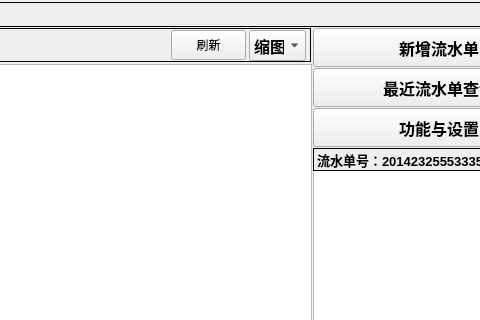
Before: the Qt Designer form mainwindow.ui in xzhy527/qtCanyin, drawn with Qt 5; both pictures show x 459 to 939 and y 0 to 320 of the 1024 by 768 pixel window.
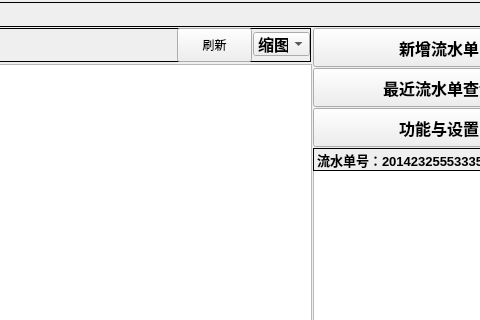
After: the same form once the commit is applied.

Patch:
```diff
--- a/mainwindow.ui
+++ b/mainwindow.ui
@@ -88,10 +88,10 @@
     <widget class="QPushButton" name="refreshbtn">
      <property name="geometry">
       <rect>
-       <x>630</x>
-       <y>2</y>
+       <x>636</x>
+       <y>0</y>
        <width>75</width>
-       <height>30</height>
+       <height>34</height>
       </rect>
      </property>
      <property name="sizePolicy">
@@ -110,10 +110,10 @@
     <widget class="QComboBox" name="comboBox">
      <property name="geometry">
       <rect>
-       <x>708</x>
-       <y>2</y>
+       <x>712</x>
+       <y>4</y>
        <width>57</width>
-       <height>31</height>
+       <height>24</height>
       </rect>
      </property>
      <property name="font">
@@ -126,6 +126,9 @@
      <property name="autoFillBackground">
       <bool>true</bool>
      </property>
+     <property name="styleSheet">
+      <string notr="true">border-color: rgb(255, 255, 255);</string>
+     </property>
      <property name="sizeAdjustPolicy">
       <enum>QComboBox::AdjustToMinimumContentsLength</enum>
      </property>
```
